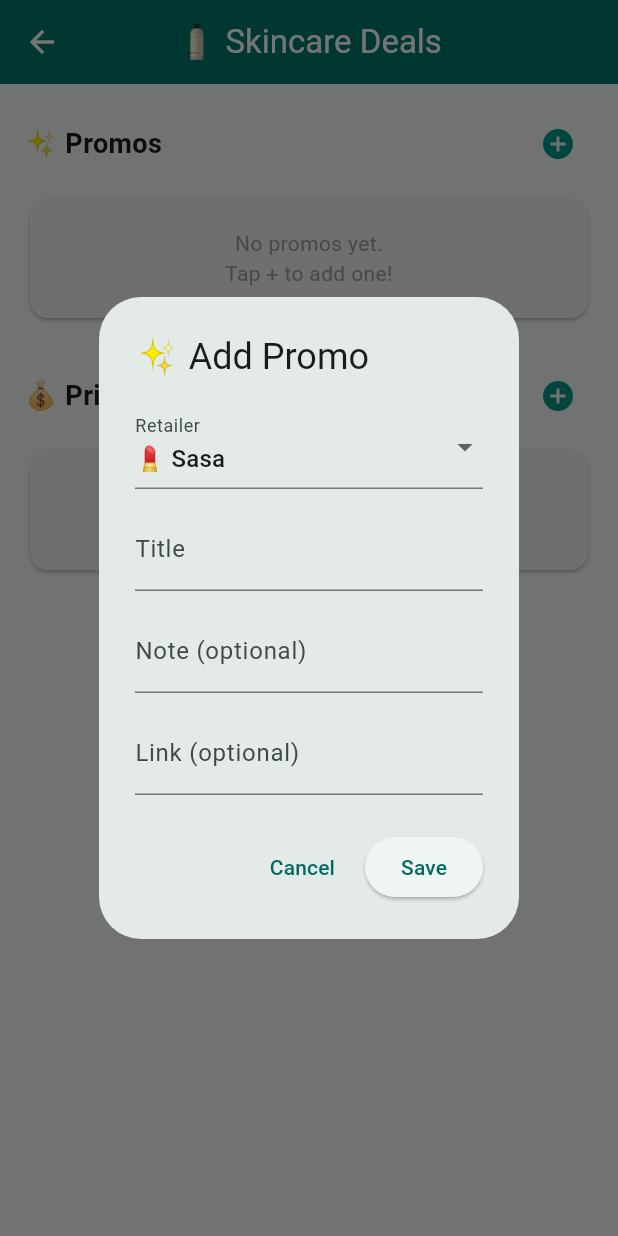
After one commit to kenny2725970722/irene-helper, a Flutter app: the SkincareScreen screen opened directly, after a tap on the "add circle" icon, on a phone screen of 412 x 824 dp. The commit adds this screen. Run offline on Flutter 3.47's test engine with Material 3 defaults, Android fonts, the phone set to English and light mode, and no system bars; our stand-ins replace audioplayers, flutter_local_notifications, shared_preferences, timezone; accounts and stored records are empty; network calls fail.

Commit message:
Add Skincare Deals tab (manual promo + price tracking)

```diff
--- /dev/null
+++ b/lib/models/price_entry.dart
@@ -0,0 +1,44 @@
+/// A single product's price at a specific retailer (manually curated).
+class PriceEntry {
+  final String id;
+  final String product;
+  final String brand;
+  final String retailer;
+  final double price;
+  final String note;
+  final DateTime dateAdded;
+
+  PriceEntry({
+    required this.id,
+    required this.product,
+    required this.brand,
+    required this.retailer,
+    required this.price,
+    this.note = '',
+    required this.dateAdded,
+  });
+
+  factory PriceEntry.fromJson(Map<String, dynamic> json) {
+    return PriceEntry(
+      id: json['id'] as String,
+      product: json['product'] as String,
+      brand: json['brand'] as String,
+      retailer: json['retailer'] as String,
+      price: (json['price'] as num).toDouble(),
+      note: json['note'] as String? ?? '',
+      dateAdded: DateTime.parse(json['dateAdded'] as String),
+    );
+  }
+
+  Map<String, dynamic> toJson() {
+    return {
+      'id': id,
+      'product': product,
+      'brand': brand,
+      'retailer': retailer,
+      'price': price,
+      'note': note,
+      'dateAdded': dateAdded.toIso8601String(),
+    };
+  }
+}
--- /dev/null
+++ b/lib/models/promo_entry.dart
@@ -0,0 +1,40 @@
+/// A skincare promotion from a retailer (manually curated).
+class PromoEntry {
+  final String id;
+  final String retailer;
+  final String title;
+  final String note;
+  final String link;
+  final DateTime dateAdded;
+
+  PromoEntry({
+    required this.id,
+    required this.retailer,
+    required this.title,
+    this.note = '',
+    this.link = '',
+    required this.dateAdded,
+  });
+
+  factory PromoEntry.fromJson(Map<String, dynamic> json) {
+    return PromoEntry(
+      id: json['id'] as String,
+      retailer: json['retailer'] as String,
+      title: json['title'] as String,
+      note: json['note'] as String? ?? '',
+      link: json['link'] as String? ?? '',
+      dateAdded: DateTime.parse(json['dateAdded'] as String),
+    );
+  }
+
+  Map<String, dynamic> toJson() {
+    return {
+      'id': id,
+      'retailer': retailer,
+      'title': title,
+      'note': note,
+      'link': link,
+      'dateAdded': dateAdded.toIso8601String(),
+    };
+  }
+}
--- /dev/null
+++ b/lib/screens/skincare_screen.dart
@@ -0,0 +1,371 @@
+import 'package:flutter/material.dart';
+import 'package:flutter/services.dart';
+import 'package:intl/intl.dart';
+import 'package:url_launcher/url_launcher.dart';
+import '../models/promo_entry.dart';
+import '../models/price_entry.dart';
+import '../services/storage_service.dart';
+
+const _retailers = ['Sasa', 'Olive Young', 'Mannings', 'Watsons', 'ColorMix', 'OpBeauty'];
+const _retailerEmojis = {
+  'Sasa': '💄',
+  'Olive Young': '🧴',
+  'Mannings': '💊',
+  'Watsons': '🛒',
+  'ColorMix': '💅',
+  'OpBeauty': '✨',
+};
+
+class SkincareScreen extends StatefulWidget {
+  const SkincareScreen({super.key});
+
+  @override
+  State<SkincareScreen> createState() => _SkincareScreenState();
+}
+
+class _SkincareScreenState extends State<SkincareScreen> {
+  List<PromoEntry> _promos = [];
+  List<PriceEntry> _prices = [];
+  bool _loading = true;
+
+  @override
+  void initState() {
+    super.initState();
+    _loadData();
+  }
+
+  Future<void> _loadData() async {
+    final promoData = await StorageService.loadList('skincare_promos');
+    final priceData = await StorageService.loadList('skincare_prices');
+    setState(() {
+      _promos = promoData.map((e) => PromoEntry.fromJson(e)).toList();
+      _promos.sort((a, b) => b.dateAdded.compareTo(a.dateAdded));
+      _prices = priceData.map((e) => PriceEntry.fromJson(e)).toList();
+      _prices.sort((a, b) => b.dateAdded.compareTo(a.dateAdded));
+      _loading = false;
+    });
+  }
+
+  Future<void> _savePromos() async {
+    await StorageService.saveList('skincare_promos', _promos);
+  }
+
+  Future<void> _savePrices() async {
+    await StorageService.saveList('skincare_prices', _prices);
+  }
+
+  void _showAddPromoDialog() {
+    final titleCtrl = TextEditingController();
+    final noteCtrl = TextEditingController();
+    final linkCtrl = TextEditingController();
+    String retailer = _retailers.first;
+
+    showDialog(
+      context: context,
+      builder: (ctx) => StatefulBuilder(
+        builder: (ctx, setDialog) => AlertDialog(
+          title: const Text('✨ Add Promo'),
+          content: Column(
+            mainAxisSize: MainAxisSize.min,
+            children: [
+              DropdownButtonFormField<String>(
+                initialValue: retailer,
+                items: _retailers
+                    .map((r) => DropdownMenuItem(value: r, child: Text('${_retailerEmojis[r]} $r')))
+                    .toList(),
+                onChanged: (val) => setDialog(() => retailer = val!),
+                decoration: const InputDecoration(labelText: 'Retailer'),
+              ),
+              const SizedBox(height: 12),
+              TextField(controller: titleCtrl, decoration: const InputDecoration(labelText: 'Title')),
+              const SizedBox(height: 12),
+              TextField(controller: noteCtrl, decoration: const InputDecoration(labelText: 'Note (optional)')),
+              const SizedBox(height: 12),
+              TextField(
+                controller: linkCtrl,
+                keyboardType: TextInputType.url,
+                decoration: const InputDecoration(labelText: 'Link (optional)'),
+              ),
+            ],
+          ),
+          actions: [
+            TextButton(onPressed: () => Navigator.pop(ctx), child: const Text('Cancel')),
+            ElevatedButton(
+              onPressed: () {
+                if (titleCtrl.text.trim().isEmpty) return;
+                HapticFeedback.lightImpact();
+                setState(() {
+                  _promos.insert(0, PromoEntry(
+                    id: DateTime.now().millisecondsSinceEpoch.toString(),
+                    retailer: retailer,
+                    title: titleCtrl.text.trim(),
+                    note: noteCtrl.text.trim(),
+                    link: linkCtrl.text.trim(),
+                    dateAdded: DateTime.now(),
+                  ));
+                });
+                _savePromos();
+                Navigator.pop(ctx);
+                ScaffoldMessenger.of(context).showSnackBar(
+                  const SnackBar(content: Text('✨ Promo added'), duration: Duration(seconds: 2), behavior: SnackBarBehavior.floating),
+                );
+              },
+              child: const Text('Save'),
+            ),
+          ],
+        ),
+      ),
+    );
+  }
+
+  void _showAddPriceDialog() {
+    final productCtrl = TextEditingController();
+    final brandCtrl = TextEditingController();
+    final priceCtrl = TextEditingController();
+    final noteCtrl = TextEditingController();
+    String retailer = _retailers.first;
+
+    showDialog(
+      context: context,
+      builder: (ctx) => StatefulBuilder(
+        builder: (ctx, setDialog) => AlertDialog(
+          title: const Text('💰 Add Product Price'),
+          content: Column(
+            mainAxisSize: MainAxisSize.min,
+            children: [
+              TextField(controller: productCtrl, decoration: const InputDecoration(labelText: 'Product Name')),
+              const SizedBox(height: 12),
+              TextField(controller: brandCtrl, decoration: const InputDecoration(labelText: 'Brand (optional)')),
+              const SizedBox(height: 12),
+              DropdownButtonFormField<String>(
+                initialValue: retailer,
+                items: _retailers
+                    .map((r) => DropdownMenuItem(value: r, child: Text('${_retailerEmojis[r]} $r')))
+                    .toList(),
+                onChanged: (val) => setDialog(() => retailer = val!),
+                decoration: const InputDecoration(labelText: 'Retailer'),
+              ),
+              const SizedBox(height: 12),
+              TextField(
+                controller: priceCtrl,
+                keyboardType: TextInputType.number,
+                decoration: const InputDecoration(labelText: 'Price', prefixText: '\$ '),
+              ),
+              const SizedBox(height: 12),
+              TextField(controller: noteCtrl, decoration: const InputDecoration(labelText: 'Note (optional)')),
+            ],
+          ),
+          actions: [
+            TextButton(onPressed: () => Navigator.pop(ctx), child: const Text('Cancel')),
+            ElevatedButton(
+              onPressed: () {
+                final price = double.tryParse(priceCtrl.text);
+                if (productCtrl.text.trim().isEmpty || price == null || price <= 0) return;
+                HapticFeedback.lightImpact();
+                setState(() {
+                  _prices.insert(0, PriceEntry(
+                    id: DateTime.now().millisecondsSinceEpoch.toString(),
+                    product: productCtrl.text.trim(),
+                    brand: brandCtrl.text.trim(),
+                    retailer: retailer,
+                    price: price,
+                    note: noteCtrl.text.trim(),
+                    dateAdded: DateTime.now(),
+                  ));
+                });
+                _savePrices();
+                Navigator.pop(ctx);
+                ScaffoldMessenger.of(context).showSnackBar(
+                  const SnackBar(content: Text('💰 Price added'), duration: Duration(seconds: 2), behavior: SnackBarBehavior.floating),
+                );
+              },
+              child: const Text('Save'),
+            ),
+          ],
+        ),
+      ),
+    );
+  }
+
+  void _deletePromo(PromoEntry entry) {
+    HapticFeedback.heavyImpact();
+    setState(() => _promos.remove(entry));
+    _savePromos();
+    ScaffoldMessenger.of(context).showSnackBar(
+      const SnackBar(content: Text('🗑 Promo deleted'), duration: Duration(seconds: 2), behavior: SnackBarBehavior.floating),
+    );
+  }
+
+  void _deletePrice(PriceEntry entry) {
+    HapticFeedback.lightImpact();
+    setState(() => _prices.remove(entry));
+    _savePrices();
+    ScaffoldMessenger.of(context).showSnackBar(
+      const SnackBar(content: Text('🗑 Price deleted'), duration: Duration(seconds: 2), behavior: SnackBarBehavior.floating),
+    );
+  }
+
+  Future<void> _openLink(String url) async {
+    var u = url.trim();
+    if (u.isEmpty) return;
+    if (!u.startsWith('http://') && !u.startsWith('https://')) {
+      u = 'https://$u';
+    }
+    final uri = Uri.tryParse(u);
+    if (uri == null) return;
+    await launchUrl(uri, mode: LaunchMode.externalApplication);
+  }
+
+  String _priceStr(double p) {
+    return p == p.roundToDouble() ? p.toStringAsFixed(0) : p.toStringAsFixed(2);
+  }
+
+  Future<bool> _confirmDelete(String title, String message) async {
+    final result = await showDialog<bool>(
+      context: context,
+      builder: (ctx) => AlertDialog(
+        title: Text(title),
+        content: Text(message),
+        actions: [
+          TextButton(onPressed: () => Navigator.pop(ctx, false), child: const Text('Cancel')),
+          TextButton(
+            onPressed: () => Navigator.pop(ctx, true),
+            child: const Text('Delete', style: TextStyle(color: Colors.red)),
+          ),
+        ],
+      ),
+    );
+    return result ?? false;
+  }
+
+  @override
+  Widget build(BuildContext context) {
+    if (_loading) return const Scaffold(body: Center(child: CircularProgressIndicator()));
+
+    final grouped = <String, List<PriceEntry>>{};
+    for (final p in _prices) {
+      grouped.putIfAbsent(p.product, () => []).add(p);
+    }
+
+    return Scaffold(
+      appBar: AppBar(
+        title: const Text('🧴 Skincare Deals'),
+        centerTitle: true,
+        backgroundColor: Colors.teal.shade700,
+        foregroundColor: Colors.white,
+      ),
+      body: RefreshIndicator(
+        onRefresh: () async {
+          HapticFeedback.mediumImpact();
+          await _loadData();
+        },
+        child: ListView(
+          physics: const AlwaysScrollableScrollPhysics(),
+          padding: const EdgeInsets.all(16),
+          children: [
+            // ── Promos ──
+            Row(
+              children: [
+                const Text('✨ Promos', style: TextStyle(fontSize: 18, fontWeight: FontWeight.bold)),
+                const Spacer(),
+                IconButton(onPressed: _showAddPromoDialog, icon: const Icon(Icons.add_circle, color: Colors.teal)),
+              ],
+            ),
+            const SizedBox(height: 8),
+            if (_promos.isEmpty)
+              Card(
+                child: Padding(
+                  padding: const EdgeInsets.all(20),
+                  child: Center(child: Text('No promos yet.\nTap + to add one!', textAlign: TextAlign.center, style: TextStyle(color: Colors.grey.shade500))),
+                ),
+              )
+            else
+              ..._promos.map((p) => Card(
+                child: Dismissible(
+                  key: Key(p.id),
+                  direction: DismissDirection.endToStart,
+                  background: Container(
+                    alignment: Alignment.centerRight,
+                    padding: const EdgeInsets.only(right: 20),
+                    color: Colors.red,
+                    child: const Icon(Icons.delete, color: Colors.white),
+                  ),
+                  confirmDismiss: (_) => _confirmDelete('Delete promo?', 'Remove "${p.title}"?'),
+                  onDismissed: (_) => _deletePromo(p),
+                  child: ListTile(
+                    leading: CircleAvatar(
+                      backgroundColor: Colors.teal.shade50,
+                      child: Text(_retailerEmojis[p.retailer] ?? '🧴'),
+                    ),
+                    title: Text(p.title, style: const TextStyle(fontWeight: FontWeight.w500)),
+                    subtitle: Text(
+                      '${p.retailer}${p.note.isNotEmpty ? ' · ${p.note}' : ''} · ${DateFormat('MMM d').format(p.dateAdded)}',
+                    ),
+                    trailing: p.link.isNotEmpty
+                        ? IconButton(
+                            icon: const Icon(Icons.open_in_new, color: Colors.teal),
+                            onPressed: () => _openLink(p.link),
+                          )
+                        : null,
+                  ),
+                ),
+              )),
+            const SizedBox(height: 24),
+
+            // ── Product Price Comparison ──
+            Row(
+              children: [
+                const Text('💰 Price Comparison', style: TextStyle(fontSize: 18, fontWeight: FontWeight.bold)),
+                const Spacer(),
+                IconButton(onPressed: _showAddPriceDialog, icon: const Icon(Icons.add_circle, color: Colors.teal)),
+              ],
+            ),
+            const SizedBox(height: 8),
+            if (_prices.isEmpty)
+              Card(
+                child: Padding(
+                  padding: const EdgeInsets.all(20),
+                  child: Center(child: Text('No prices yet.\nTap + to add a product!', textAlign: TextAlign.center, style: TextStyle(color: Colors.grey.shade500))),
+                ),
+              )
+            else
+              ...grouped.entries.map((e) {
+                final entries = e.value;
+                final brand = entries.first.brand;
+                return Card(
+                  child: Padding(
+                    padding: const EdgeInsets.all(12),
+                    child: Column(
+                      crossAxisAlignment: CrossAxisAlignment.start,
+                      children: [
+                        Text(
+                          brand.isNotEmpty ? '$brand · ${e.key}' : e.key,
+                          style: const TextStyle(fontWeight: FontWeight.bold),
+                        ),
+                        const SizedBox(height: 6),
+                        ...entries.map((p) => Padding(
+                          padding: const EdgeInsets.symmetric(vertical: 2),
+                          child: Row(
+                            children: [
+                              Text('${_retailerEmojis[p.retailer] ?? ''} ${p.retailer}', style: const TextStyle(fontSize: 14)),
+                              const Spacer(),
+                              Text('\$${_priceStr(p.price)}', style: const TextStyle(fontSize: 14, fontWeight: FontWeight.bold)),
+                              IconButton(
+                                icon: const Icon(Icons.close, size: 16, color: Colors.grey),
+                                visualDensity: VisualDensity.compact,
+                                onPressed: () => _deletePrice(p),
+                              ),
+                            ],
+                          ),
+                        )),
+                      ],
+                    ),
+                  ),
+                );
+              }),
+          ],
+        ),
+      ),
+    );
+  }
+}
--- a/pubspec.yaml
+++ b/pubspec.yaml
@@ -40,6 +40,7 @@ dependencies:
   flutter_local_notifications: ^18.0.0
   timezone: ^0.10.0
   http: ^1.6.0
+  url_launcher: ^6.3.2
 
 dev_dependencies:
   flutter_test:
```
Also changed, not shown: lib/main.dart (+7 -0 lines), pubspec.lock, 2 other files.
